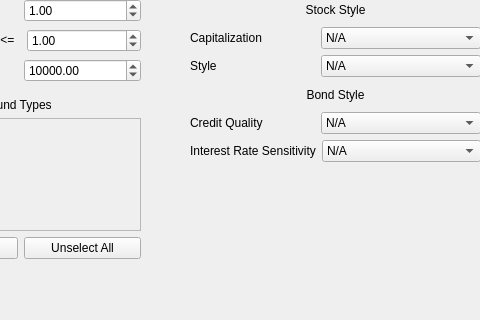
First picture: the form in MFWindow.ui, repository faalbers/MarketAnalyze, before the edit; both pictures show x 260 to 740 and y 312 to 632 of the 969 by 632 pixel window.
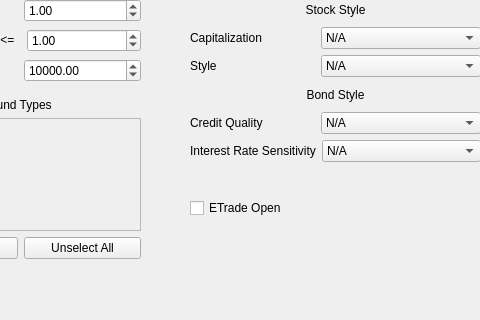
Second picture: the form after the edit.

Commit message: Added Etrade availability

```diff
--- a/MFWindow.ui
+++ b/MFWindow.ui
@@ -652,6 +652,19 @@
      </item>
     </layout>
    </widget>
+   <widget class="QCheckBox" name="etradeOpen">
+    <property name="geometry">
+     <rect>
+      <x>450</x>
+      <y>510</y>
+      <width>101</width>
+      <height>20</height>
+     </rect>
+    </property>
+    <property name="text">
+     <string>ETrade Open</string>
+    </property>
+   </widget>
   </widget>
   <widget class="QStatusBar" name="statusbar"/>
   <widget class="QMenuBar" name="menubar">
```
The commit also changes 1 other file.
